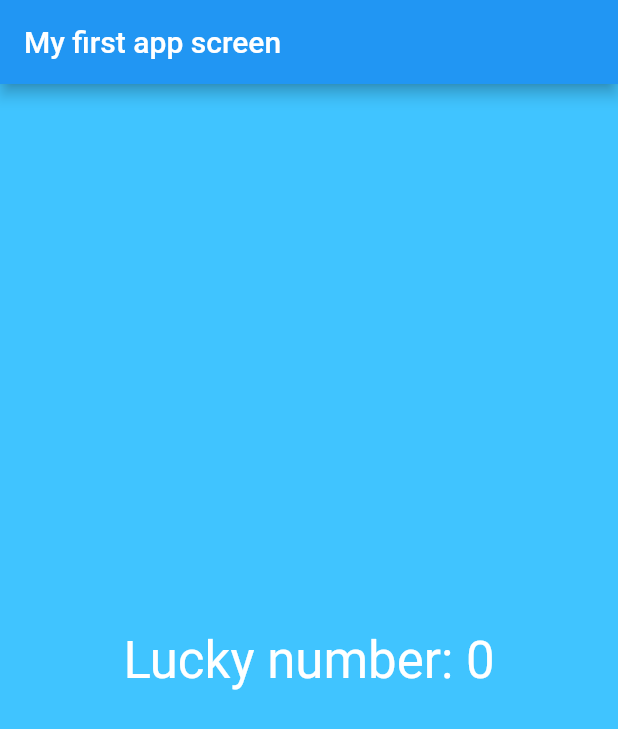
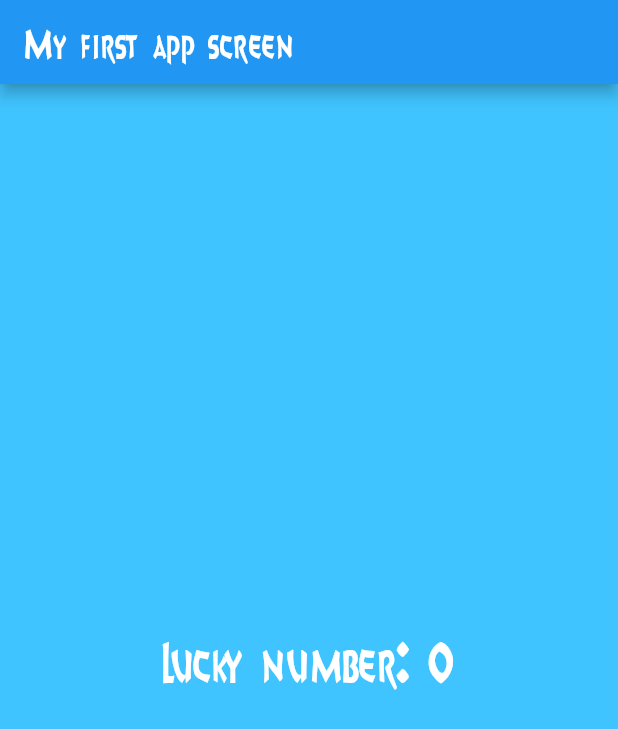
Before and after one commit to Pratiknarola/first_flutter, a Flutter app: the screen it shows after launch, on a phone screen of 412 x 824 dp. Shown: the top 729 px of the screen. Run offline on Flutter 3.47's test engine with Material 2 defaults, Android fonts, the phone set to English and light mode, and no system bars.

Commit message:
added fonts

```diff
--- a/lib/app_screens/first_screen.dart
+++ b/lib/app_screens/first_screen.dart
@@ -14,6 +14,7 @@ class FirstScreen extends StatelessWidget{
           style: TextStyle(
             color: Colors.white,
             fontSize: 34.0,
+            fontFamily: '8BallScript'
           ),
         ),
       ),
--- a/lib/main.dart
+++ b/lib/main.dart
@@ -18,8 +18,15 @@ class myFlutterApp extends StatelessWidget{
         title: "my flutter app",
         home: Scaffold(
           appBar: AppBar(
-            title: Text("My first app screen"),
-              ),
+            title: Text("My first app screen",
+            style: TextStyle(
+                decoration: TextDecoration.none,
+              fontSize: 25.0,
+              fontFamily: '8BallScript',
+            ),
+          ),
+
+        ),
           body: FirstScreen()
         )
     )
```
Also changed, not shown: pubspec.yaml (+15 -12 lines), fonts/8BallScriptSCapsSSK-Regular.ttf (added).
